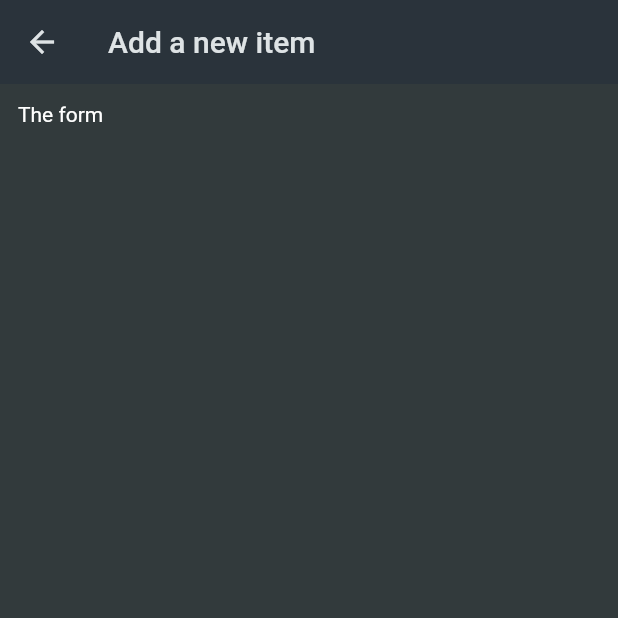
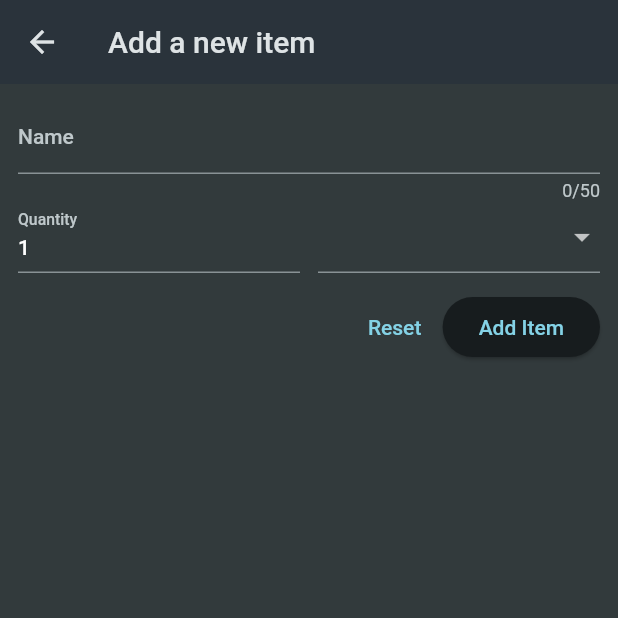
Before and after one commit to Mowgle88/shopping_list_app, a Flutter app: the NewItem screen opened directly, on a phone screen of 412 x 824 dp, the top half of it. Run offline on Flutter 3.47's test engine with Material 2 defaults, Android fonts, the phone set to English and light mode, and no system bars.

Commit message:
feat: add NewItem layout

```diff
--- a/lib/widgets/new_item.dart
+++ b/lib/widgets/new_item.dart
@@ -1,4 +1,5 @@
 import 'package:flutter/material.dart';
+import 'package:shopping_list_app/data/categories.dart';
 
 class NewItem extends StatefulWidget {
   const NewItem({super.key});
@@ -11,13 +12,78 @@ class _NewItemState extends State<NewItem> {
   @override
   Widget build(BuildContext context) {
     return Scaffold(
-        appBar: AppBar(
-          title: const Text('Add a new item'),
+      appBar: AppBar(
+        title: const Text('Add a new item'),
+      ),
+      body: Padding(
+        padding: const EdgeInsets.all(12),
+        child: Form(
+          child: Column(
+            children: [
+              TextFormField(
+                maxLength: 50,
+                decoration: const InputDecoration(
+                  label: Text("Name"),
+                ),
+                validator: (value) {
+                  return '';
+                },
+              ),
+              Row(
+                crossAxisAlignment: CrossAxisAlignment.end,
+                children: [
+                  Expanded(
+                    child: TextFormField(
+                      decoration: const InputDecoration(
+                        label: Text("Quantity"),
+                      ),
+                      initialValue: '1',
+                    ),
+                  ),
+                  const SizedBox(width: 12),
+                  Expanded(
+                    child: DropdownButtonFormField(
+                      items: [
+                        for (final category in categories.entries)
+                          DropdownMenuItem(
+                              value: category.value,
+                              child: Row(
+                                children: [
+                                  Container(
+                                    width: 16,
+                                    height: 16,
+                                    color: category.value.color,
+                                  ),
+                                  const SizedBox(
+                                    width: 8,
+                                  ),
+                                  Text(category.value.name)
+                                ],
+                              ))
+                      ],
+                      onChanged: (value) {},
+                    ),
+                  ),
+                ],
+              ),
+              const SizedBox(height: 12),
+              Row(
+                mainAxisAlignment: MainAxisAlignment.end,
+                children: [
+                  TextButton(
+                    onPressed: () {},
+                    child: const Text('Reset'),
+                  ),
+                  ElevatedButton(
+                    onPressed: () {},
+                    child: const Text('Add Item'),
+                  )
+                ],
+              )
+            ],
+          ),
         ),
-        body: Padding(
-          padding: const EdgeInsets.all(12),
-          child: Text('The form'),
-        ));
-    ;
+      ),
+    );
   }
 }
```
